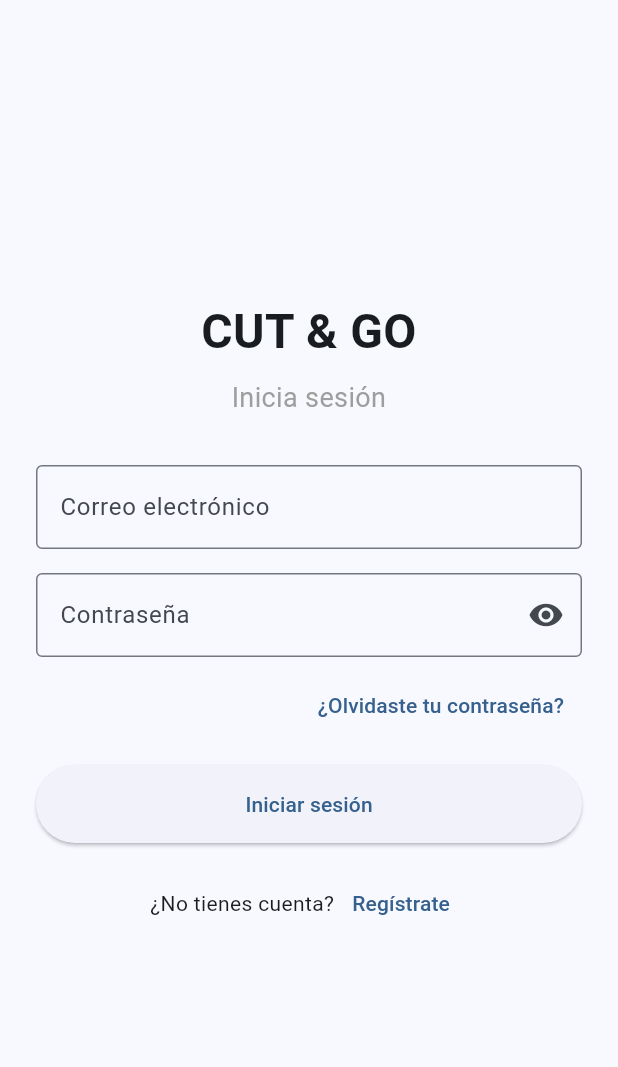
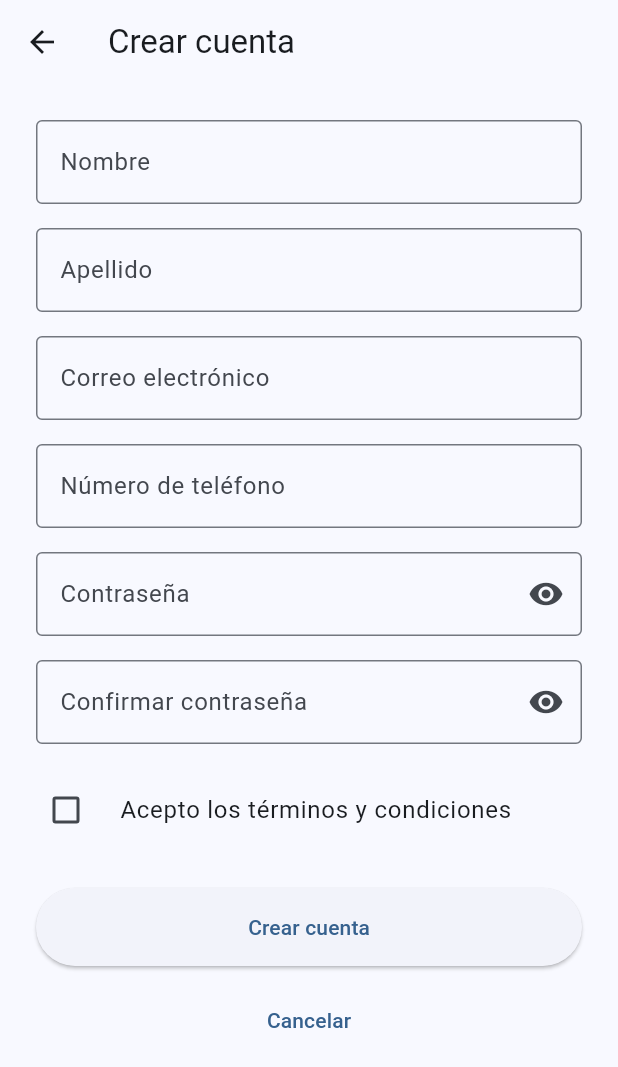
Before and after one commit to Califlowpro1504/Computacion-movil.-proyecto, a Flutter app: the screen it shows after launch, after a tap on "Regístrate", on a phone screen of 412 x 824 dp. Shown: the top 1067 px of the screen. Run offline on Flutter 3.47's test engine with Material 3 defaults, Android fonts, the phone set to English and light mode, and no system bars; our stand-ins replace supabase_flutter; accounts and stored records are empty.

Commit message:
feat(auth): agregar pantallas de login y registro conectadas a Supabase

```diff
--- a/lib/features/auth/presentation/screens/login_screen.dart
+++ b/lib/features/auth/presentation/screens/login_screen.dart
@@ -1,5 +1,6 @@
 import 'package:flutter/material.dart';
 import '../validators/auth_validators.dart';
+import 'register_screen.dart';
 
 class LoginScreen extends StatefulWidget {
   const LoginScreen({super.key});
@@ -26,8 +27,7 @@ class _LoginScreenState extends State<LoginScreen> {
     if (_formKey.currentState!.validate()) {
       setState(() => _cargando = true);
 
-      // TODO: conectar con AuthRepository cuando esté listo Firebase
-      // await authRepository.login(correo, password);
+      // TODO: conectar con AuthRepository (login real)
 
       setState(() => _cargando = false);
     }
@@ -120,7 +120,9 @@ class _LoginScreenState extends State<LoginScreen> {
                     const Text('¿No tienes cuenta?'),
                     TextButton(
                       onPressed: () {
-                        // TODO: navegar a pantalla de registro (RF-001)
+                        Navigator.of(context).push(
+                          MaterialPageRoute(builder: (_) => const RegisterScreen()),
+                        );
                       },
                       child: const Text('Regístrate'),
                     ),
--- /dev/null
+++ b/lib/features/auth/presentation/screens/register_screen.dart
@@ -0,0 +1,207 @@
+import 'package:flutter/material.dart';
+import '../validators/auth_validators.dart';
+import '../../data/repositories/auth_repository_impl.dart';
+
+class RegisterScreen extends StatefulWidget {
+  const RegisterScreen({super.key});
+
+  @override
+  State<RegisterScreen> createState() => _RegisterScreenState();
+}
+
+class _RegisterScreenState extends State<RegisterScreen> {
+  final _formKey = GlobalKey<FormState>();
+  final _nombreController = TextEditingController();
+  final _apellidoController = TextEditingController();
+  final _correoController = TextEditingController();
+  final _telefonoController = TextEditingController();
+  final _passwordController = TextEditingController();
+  final _confirmacionController = TextEditingController();
+
+  final _authRepository = AuthRepositoryImpl();
+
+  bool _obscurePassword = true;
+  bool _obscureConfirmacion = true;
+  bool _terminosAceptados = false;
+  bool _cargando = false;
+  String? _errorTerminos;
+
+  @override
+  void dispose() {
+    _nombreController.dispose();
+    _apellidoController.dispose();
+    _correoController.dispose();
+    _telefonoController.dispose();
+    _passwordController.dispose();
+    _confirmacionController.dispose();
+    super.dispose();
+  }
+
+  Future<void> _registrar() async {
+    setState(() => _errorTerminos = AuthValidators.validarTerminos(_terminosAceptados));
+
+    final formValido = _formKey.currentState!.validate();
+    if (!formValido || _errorTerminos != null) return;
+
+    setState(() => _cargando = true);
+
+    try {
+      await _authRepository.register(
+        nombre: _nombreController.text.trim(),
+        apellido: _apellidoController.text.trim(),
+        correo: _correoController.text.trim(),
+        telefono: _telefonoController.text.trim(),
+        password: _passwordController.text,
+      );
+
+      if (!mounted) return;
+      ScaffoldMessenger.of(context).showSnackBar(
+        const SnackBar(content: Text('Tu cuenta ha sido creada correctamente.')),
+      );
+      Navigator.of(context).pop(); // vuelve al login
+    } catch (e) {
+      if (!mounted) return;
+      ScaffoldMessenger.of(context).showSnackBar(
+        SnackBar(content: Text(e.toString().replaceAll('Exception: ', ''))),
+      );
+    } finally {
+      if (mounted) setState(() => _cargando = false);
+    }
+  }
+
+  @override
+  Widget build(BuildContext context) {
+    return Scaffold(
+      appBar: AppBar(title: const Text('Crear cuenta')),
+      body: SafeArea(
+        child: SingleChildScrollView(
+          padding: const EdgeInsets.all(24.0),
+          child: Form(
+            key: _formKey,
+            child: Column(
+              crossAxisAlignment: CrossAxisAlignment.stretch,
+              children: [
+                TextFormField(
+                  controller: _nombreController,
+                  decoration: const InputDecoration(
+                    labelText: 'Nombre',
+                    border: OutlineInputBorder(),
+                  ),
+                  validator: AuthValidators.validarNombre,
+                ),
+                const SizedBox(height: 16),
+
+                TextFormField(
+                  controller: _apellidoController,
+                  decoration: const InputDecoration(
+                    labelText: 'Apellido',
+                    border: OutlineInputBorder(),
+                  ),
+                  validator: AuthValidators.validarApellido,
+                ),
+                const SizedBox(height: 16),
+
+                TextFormField(
+                  controller: _correoController,
+                  keyboardType: TextInputType.emailAddress,
+                  decoration: const InputDecoration(
+                    labelText: 'Correo electrónico',
+                    border: OutlineInputBorder(),
+                  ),
+                  validator: AuthValidators.validarCorreo,
+                ),
+                const SizedBox(height: 16),
+
+                TextFormField(
+                  controller: _telefonoController,
+                  keyboardType: TextInputType.phone,
+                  decoration: const InputDecoration(
+                    labelText: 'Número de teléfono',
+                    border: OutlineInputBorder(),
+                  ),
+                  validator: AuthValidators.validarTelefono,
+                ),
+                const SizedBox(height: 16),
+
+                TextFormField(
+                  controller: _passwordController,
+                  obscureText: _obscurePassword,
+                  decoration: InputDecoration(
+                    labelText: 'Contraseña',
+                    border: const OutlineInputBorder(),
+                    suffixIcon: IconButton(
+                      icon: Icon(_obscurePassword ? Icons.visibility : Icons.visibility_off),
+                      onPressed: () => setState(() => _obscurePassword = !_obscurePassword),
+                    ),
+                  ),
+                  validator: AuthValidators.validarPassword,
+                ),
+                const SizedBox(height: 16),
+
+                TextFormField(
+                  controller: _confirmacionController,
+                  obscureText: _obscureConfirmacion,
+                  decoration: InputDecoration(
+                    labelText: 'Confirmar contraseña',
+                    border: const OutlineInputBorder(),
+                    suffixIcon: IconButton(
+                      icon: Icon(_obscureConfirmacion ? Icons.visibility : Icons.visibility_off),
+                      onPressed: () => setState(() => _obscureConfirmacion = !_obscureConfirmacion),
+                    ),
+                  ),
+                  validator: (value) => AuthValidators.validarConfirmacion(
+                    _passwordController.text,
+                    value,
+                  ),
+                ),
+                const SizedBox(height: 16),
+
+                CheckboxListTile(
+                  value: _terminosAceptados,
+                  onChanged: (value) {
+                    setState(() {
+                      _terminosAceptados = value ?? false;
+                      _errorTerminos = null;
+                    });
+                  },
+                  title: const Text('Acepto los términos y condiciones'),
+                  controlAffinity: ListTileControlAffinity.leading,
+                  contentPadding: EdgeInsets.zero,
+                ),
+                if (_errorTerminos != null)
+                  Padding(
+                    padding: const EdgeInsets.only(left: 12),
+                    child: Text(
+                      _errorTerminos!,
+                      style: const TextStyle(color: Colors.red, fontSize: 12),
+                    ),
+                  ),
+                const SizedBox(height: 24),
+
+                ElevatedButton(
+                  onPressed: _cargando ? null : _registrar,
+                  style: ElevatedButton.styleFrom(
+                    padding: const EdgeInsets.symmetric(vertical: 16),
+                  ),
+                  child: _cargando
+                      ? const SizedBox(
+                          height: 20,
+                          width: 20,
+                          child: CircularProgressIndicator(strokeWidth: 2),
+                        )
+                      : const Text('Crear cuenta'),
+                ),
+                const SizedBox(height: 12),
+
+                TextButton(
+                  onPressed: _cargando ? null : () => Navigator.of(context).pop(),
+                  child: const Text('Cancelar'),
+                ),
+              ],
+            ),
+          ),
+        ),
+      ),
+    );
+  }
+}
```
Also changed, not shown: lib/features/auth/data/repositories/auth_repository_impl.dart (added, +104 -0 lines).
